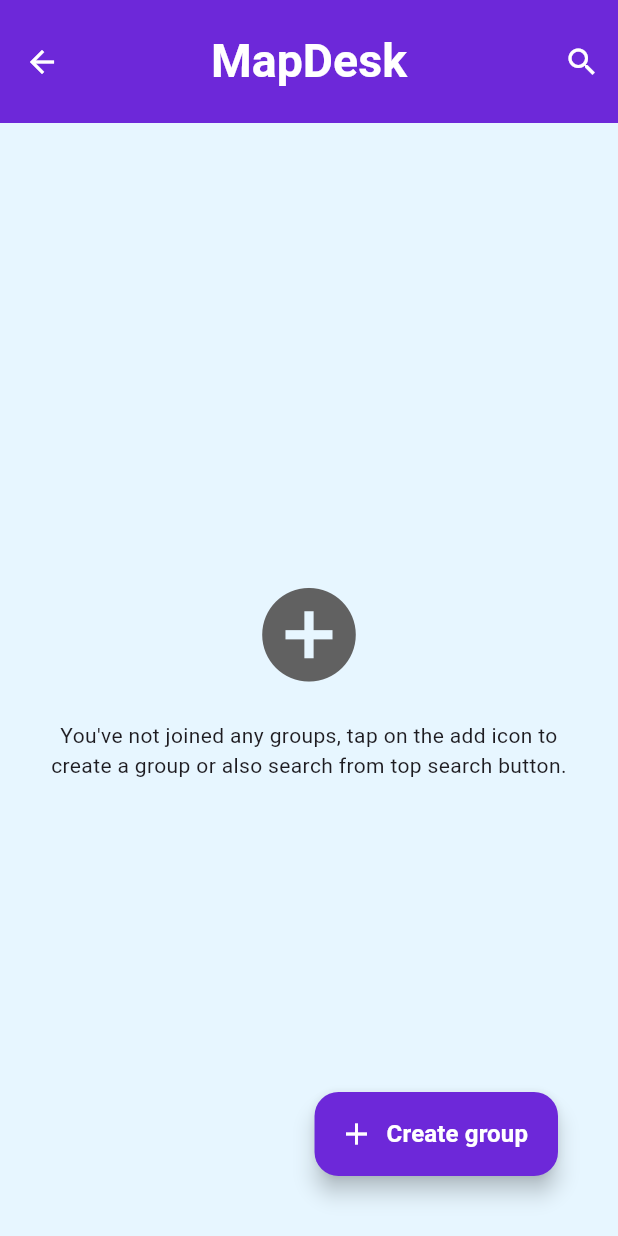
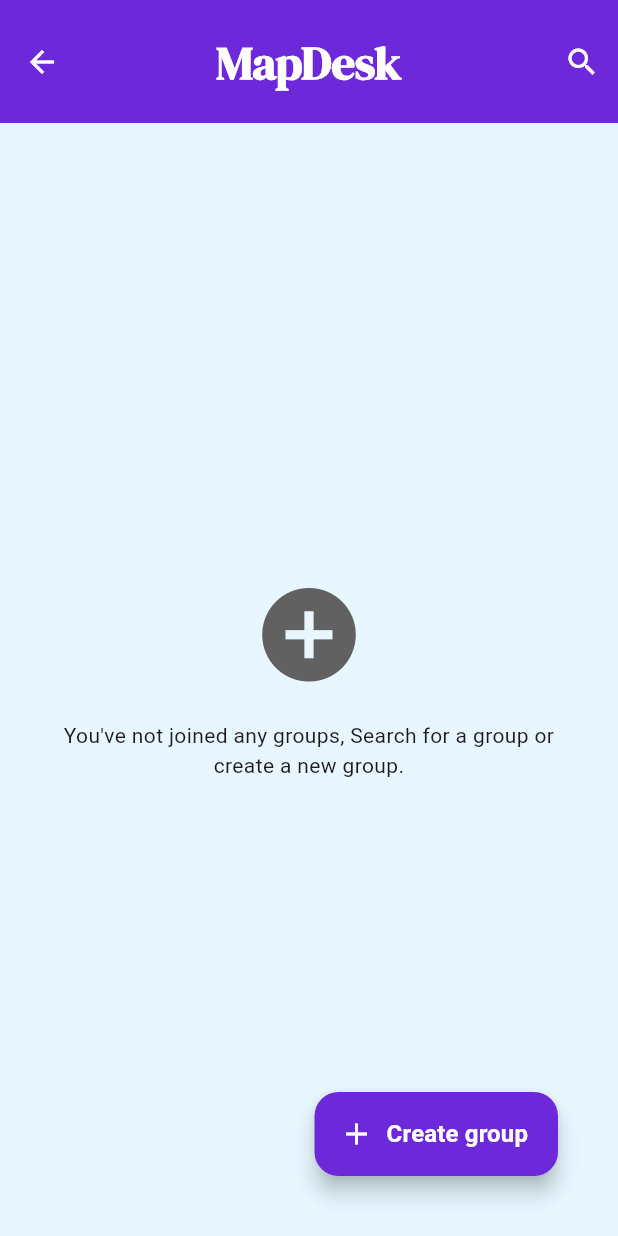
Before and after one commit to KarthikPrabhu23/MapDesk, a Flutter app: the MyHomePage screen opened directly, scrolled down 64 dp, after a tap on "Chat Screen", on a phone screen of 412 x 824 dp. Run offline on Flutter 3.47's test engine with Material 3 defaults, Android fonts, the phone set to English and light mode, and no system bars; our stand-ins replace cloud_firestore, firebase_auth, firebase_core, firebase_database, firebase_storage, geolocator and 6 more; missing offline and left inert: custom_info_window, firebase_app_check, google_maps_webservice; accounts and stored records are empty; network calls fail; Roboto replaces fonts that are missing (YourCustomFont).

Commit message:
Font updates

```diff
--- a/lib/Chat/chat_screen.dart
+++ b/lib/Chat/chat_screen.dart
@@ -1,5 +1,6 @@
 import 'package:flutter/material.dart';
 import 'package:firebase_auth/firebase_auth.dart';
+import 'package:google_fonts/google_fonts.dart';
 import 'package:map1/Chat/search_page.dart';
 import 'package:map1/Chat/widgets/group_tile.dart';
 import 'package:map1/LoginSignup/components/widgets.dart';
@@ -81,13 +82,15 @@ class _ChatScreenState extends State<ChatScreen> {
         centerTitle: true,
         backgroundColor: Theme.of(context).primaryColor,
         toolbarHeight: 82,
-        title: const Text(
+        title: Text(
           appName,
-          style: TextStyle(
-            fontSize: 31,
-            fontWeight: FontWeight.w600,
-            color: Colors.white,
-          ),
+          style: GoogleFonts.dmSerifDisplay(
+              textStyle: const TextStyle(
+                fontSize: 31,
+                fontWeight: FontWeight.w600,
+                color: Colors.white,
+              ),
+            ),
         ),
       ),
       body: groupList(),
@@ -277,7 +280,7 @@ class _ChatScreenState extends State<ChatScreen> {
             height: 20,
           ),
           const Text(
-            "You've not joined any groups, tap on the add icon to create a group or also search from top search button.",
+            "You've not joined any groups, Search for a group or create a new group.",
             textAlign: TextAlign.center,
           ),
         ],
--- a/lib/Home/home_page.dart
+++ b/lib/Home/home_page.dart
@@ -5,6 +5,7 @@ import 'package:firebase_auth/firebase_auth.dart';
 import "package:flutter/material.dart";
 import 'package:firebase_database/firebase_database.dart';
 import 'package:geolocator/geolocator.dart';
+import 'package:google_fonts/google_fonts.dart';
 import 'package:map1/Chat/chat_screen.dart';
 import 'package:map1/TargetSelectPage/add_room.dart';
 import 'package:map1/Home/components/banner_home_widget.dart';
@@ -191,12 +192,14 @@ class _MyHomePageState extends State<MyHomePage> {
           ),
           automaticallyImplyLeading: false,
           toolbarHeight: 82,
-          title: const Text(
+          title: Text(
             appName,
-            style: TextStyle(
-              fontSize: 31,
-              fontWeight: FontWeight.w600,
-              color: Colors.white,
+            style: GoogleFonts.dmSerifDisplay(
+              textStyle: const TextStyle(
+                fontSize: 31,
+                fontWeight: FontWeight.w600,
+                color: Colors.white,
+              ),
             ),
           ),
           centerTitle: true,
--- a/lib/Home/profile_page.dart
+++ b/lib/Home/profile_page.dart
@@ -31,6 +31,9 @@ class _ProfilePageState extends State<ProfilePage> {
     return Scaffold(
       appBar: AppBar(
         toolbarHeight: 62,
+         iconTheme: const IconThemeData(
+          color: Colors.white,
+        ),
         // title: const Text(
         //   'Your Profile',
         //   style: TextStyle(
```
Also changed, not shown: lib/LoginSignup/login_page.dart (+8 -4 lines).
